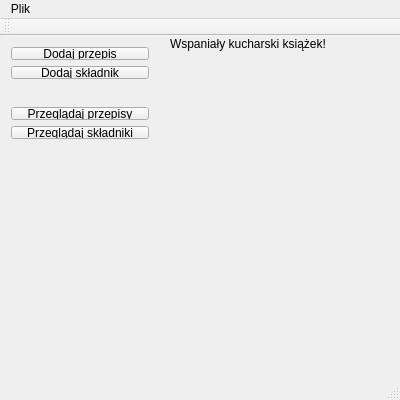
The window that KsiazKuch/mainwindow.ui (Valumior/KsiazKuch) describes before a commit, drawn with Qt 5.
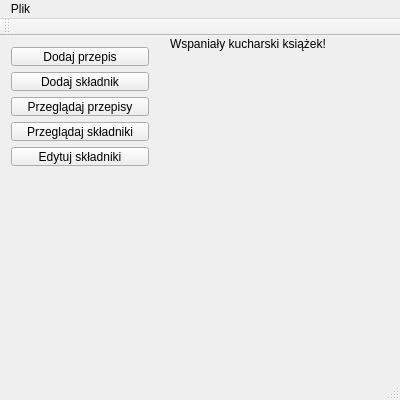
The same window after the commit.

Diff of the .ui file:
```diff
--- a/KsiazKuch/mainwindow.ui
+++ b/KsiazKuch/mainwindow.ui
@@ -32,7 +32,7 @@
       <x>0</x>
       <y>0</y>
       <width>160</width>
-      <height>54</height>
+      <height>141</height>
      </rect>
     </property>
     <layout class="QVBoxLayout" name="verticalLayout">
@@ -50,18 +50,6 @@
        </property>
       </widget>
      </item>
-    </layout>
-   </widget>
-   <widget class="QWidget" name="verticalLayoutWidget_2">
-    <property name="geometry">
-     <rect>
-      <x>0</x>
-      <y>60</y>
-      <width>160</width>
-      <height>54</height>
-     </rect>
-    </property>
-    <layout class="QVBoxLayout" name="verticalLayout_2">
      <item>
       <widget class="QPushButton" name="seePrzepisyButton">
        <property name="text">
@@ -76,6 +64,13 @@
        </property>
       </widget>
      </item>
+     <item>
+      <widget class="QPushButton" name="editSkladnikiButton">
+       <property name="text">
+        <string>Edytuj składniki</string>
+       </property>
+      </widget>
+     </item>
     </layout>
    </widget>
    <widget class="QLabel" name="label">
```
